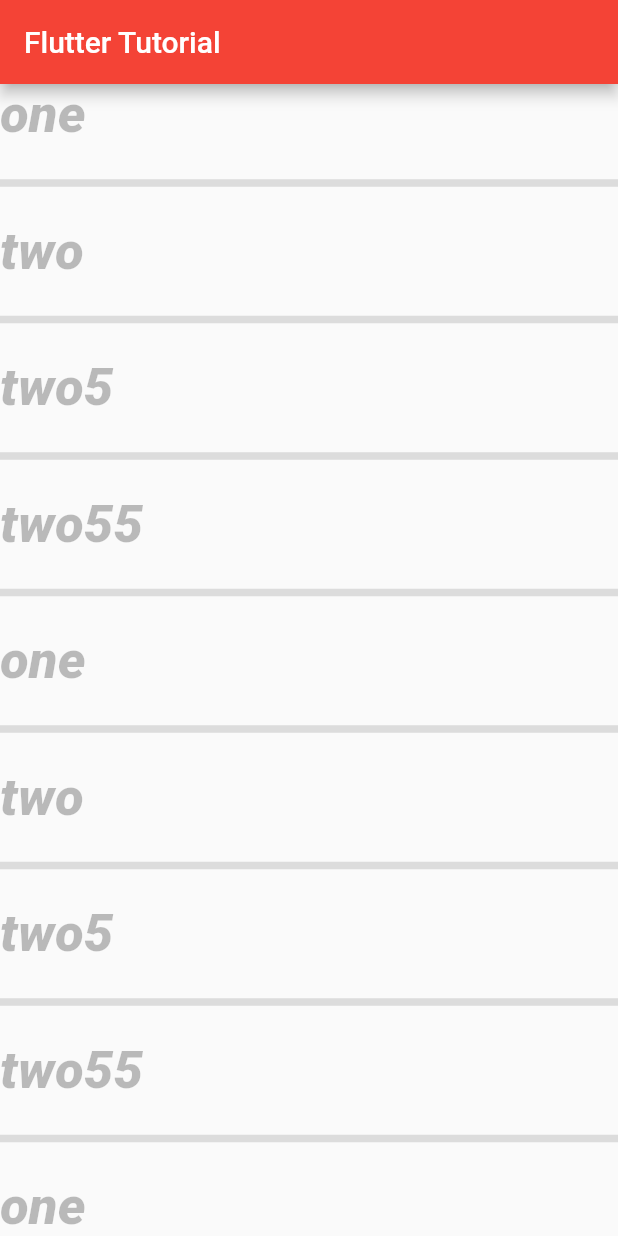
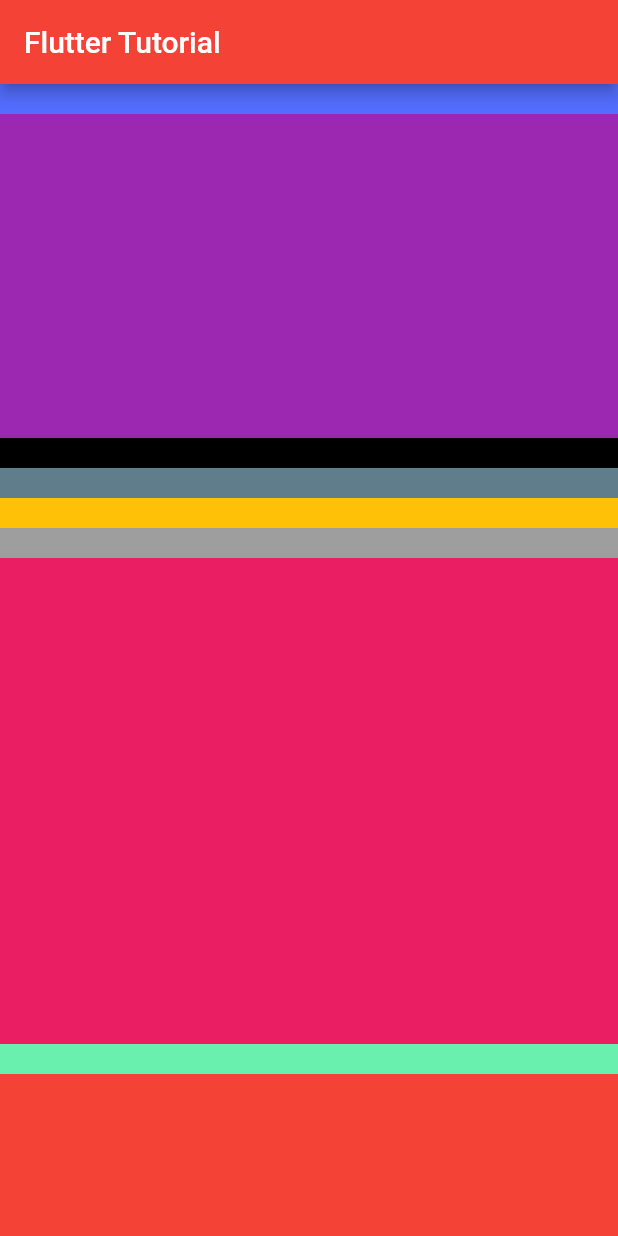
Before and after one commit to bkarthikkumar/flutterTuts, a Flutter app: the screen it shows after launch, on a phone screen of 412 x 824 dp. Run offline on Flutter 3.47's test engine with Material 2 defaults, Android fonts, the light colour scheme and no system bars.

Commit message:
code update with tow coloumn , expanded , box decoration

```diff
--- a/lib/main.dart
+++ b/lib/main.dart
@@ -1,10 +1,11 @@
 import 'package:flutter/material.dart';
 
 void main() {
-  runApp(const MyApp());
+  runApp(const MyApp()); // intial point
 }
 
 class MyApp extends StatelessWidget {
+  //FlutterApp
   const MyApp({super.key});
 
   // This widget is the root of your application.
@@ -16,7 +17,9 @@ class MyApp extends StatelessWidget {
       theme: ThemeData(
         primarySwatch: Colors.red,
       ),
-      home: const MyHomePage(title: 'Flutter Tutorial'),
+      home: const MyHomePage(
+          title:
+              'Flutter Tutorial'), // first screen or the starting point for the app
     );
   }
 }
@@ -51,24 +54,108 @@ class _MyHomePageState extends State<MyHomePage> {
         appBar: AppBar(
           title: Text(widget.title),
         ),
-        body: ListView.separated(
-            itemBuilder: (context, index) {
-              return Text(
-                namesArr[index],
-                style: TextStyle(
-                    color: Colors.black26,
-                    fontSize: 35,
-                    fontStyle: FontStyle.italic,
-                    fontWeight: FontWeight.w900),
-              );
-            },
-            separatorBuilder: (context, index) {
-              return Divider(
-                height: 50,
-                thickness: 5,
-              );
-            },
-            itemCount: namesArr.length)
+        body: Column(
+          crossAxisAlignment: CrossAxisAlignment.stretch,
+          // mainAxisAlignment: MainAxisAlignment.center,
+          children: [
+            Container(
+              width: 20,
+              height: 20,
+              color: Colors.indigoAccent,
+            ),
+            Expanded(
+              flex: 2,
+              child: Container(
+                width: 20,
+                height: 20,
+                color: Colors.purple,
+              ),
+            ),
+            Container(
+              width: 20,
+              height: 20,
+              color: Colors.black,
+            ),
+            Container(
+              width: 20,
+              height: 20,
+              color: Colors.blueGrey,
+            ),
+            Container(
+              width: 20,
+              height: 20,
+              color: Colors.amber,
+            ),
+            Container(
+              width: 20,
+              height: 20,
+              color: Colors.grey,
+            ),
+            Expanded(
+              flex: 3,
+              child: Container(
+                width: 20,
+                height: 20,
+                color: Colors.pink,
+              ),
+            ),
+            Container(
+              width: 20,
+              height: 20,
+              color: Colors.greenAccent,
+            ),
+            Expanded(
+              child: Container(
+                width: 20,
+                height: 20,
+                color: Colors.red,
+              ),
+            ),
+          ],
+        )
+        // // Container(
+        // //   height: double.infinity,
+        // //   width: double.infinity,
+        // //   color: Colors.yellow,
+        // //   child: Center(
+        // //     child: Container(
+        // //       width: 250,
+        // //       height: 250,
+        // //       decoration: BoxDecoration(
+        // //         color: Colors.blueGrey,
+        // //         shape: BoxShape.circle,
+        // //         // borderRadius: BorderRadius.circular(25)),
+        // //         // borderRadius: BorderRadius.only(
+        // //         //     topLeft: Radius.circular(35),
+        // //         //     topRight: Radius.circular(50),
+        // //         //     bottomLeft: Radius.elliptical(20, 15),
+        // //         //     bottomRight: Radius.elliptical(30, 45)),
+        // //         border: Border.all(width: 5, color: Colors.white),
+        // //         boxShadow: [
+        // //           BoxShadow(blurRadius: 50, spreadRadius: 50, color: Colors.red)
+        // //         ],
+        // //       ),
+        // //     ),
+        // //   ),
+        // // )
+        // // ListView.separated(
+        // //     itemBuilder: (context, index) {
+        // //       return Text(
+        // //         namesArr[index],
+        // //         style: TextStyle(
+        // //             color: Colors.black26,
+        // //             fontSize: 35,
+        // //             fontStyle: FontStyle.italic,
+        // //             fontWeight: FontWeight.w900),
+        // //       );
+        // //     },
+        // //     separatorBuilder: (context, index) {
+        // //       return Divider(
+        // //         height: 50,
+        // //         thickness: 5,
+        // //       );
+        // //     },
+        // //     itemCount: namesArr.length)
 
         // // ListView.builder(
         // //     itemBuilder: ((context, index) {
```
